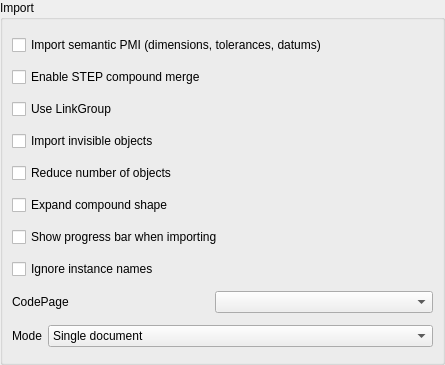
Above: src/Mod/Part/Gui/DlgImportStep.ui from Rchiemstra/FreeCAD before the change. Below: the same form after it.
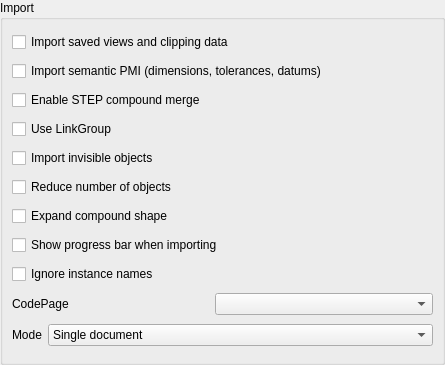
That is the form after the change. Custom widgets are drawn as their Qt base class.

Commit message:
Import: persist opt-in AP242 saved views and clipping data
Capture owned view and plane records with scoped geometry and PMI links.
Keep import default off and preserve geometry when metadata is unavailable.
Worker evidence: targeted builds; 9 view, 46 PMI, 15 GUI tests; arch 387+42.

```diff
--- a/src/Mod/Part/Gui/DlgImportStep.ui
+++ b/src/Mod/Part/Gui/DlgImportStep.ui
@@ -23,6 +23,25 @@
       <string>Import</string>
      </property>
      <layout class="QVBoxLayout" name="verticalLayout">
+      <item>
+       <widget class="Gui::PrefCheckBox" name="checkBoxSavedViews">
+        <property name="text">
+         <string>Import saved views and clipping data</string>
+        </property>
+        <property name="toolTip">
+         <string>Store named camera and clipping records without activating a view.</string>
+        </property>
+        <property name="checked">
+         <bool>false</bool>
+        </property>
+        <property name="prefEntry" stdset="0">
+         <cstring>ImportSavedViews</cstring>
+        </property>
+        <property name="prefPath" stdset="0">
+         <cstring>Mod/Import</cstring>
+        </property>
+       </widget>
+      </item>
       <item>
        <widget class="Gui::PrefCheckBox" name="checkBoxSemanticPMI">
         <property name="text">
```
The commit also changes 27 other files.
